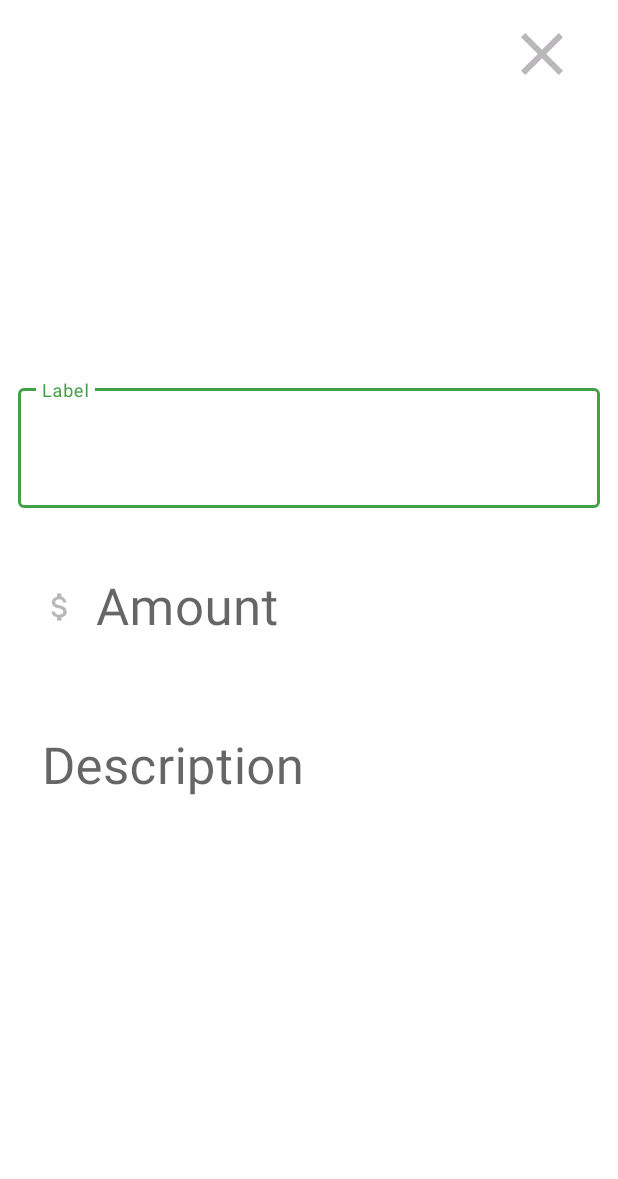
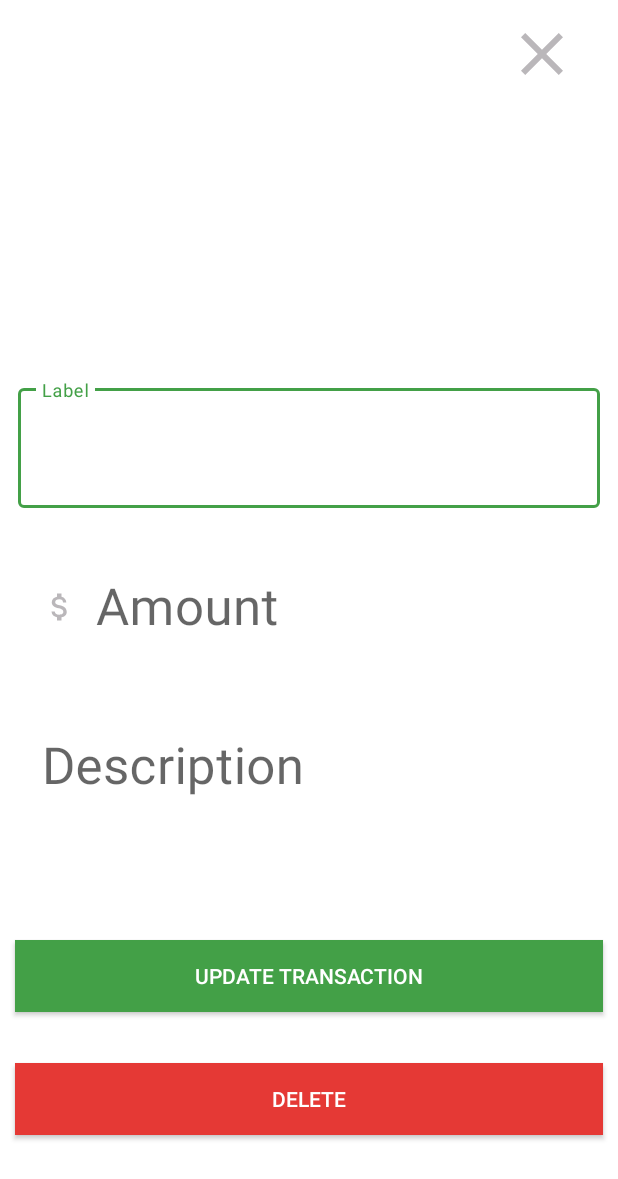
Before and after one commit to SuneelKM/Android_ExpenseTracker, an Android app: the DetailedActivity screen opened directly, with no data from a screen before it, on a phone screen of 412 x 824 dp. Shown: the top 1179 px of the screen. Run offline under Robolectric (Android 15) with nearby library versions, the phone set to English and light mode, and no system bars; our stand-ins replace Room's generated code; 4 statements that could not run were skipped.

Commit message:
Modified Update and Delete buttons

```diff
--- a/app/src/main/java/com/example/expensetracker/AddTransactionActivity.kt
+++ b/app/src/main/java/com/example/expensetracker/AddTransactionActivity.kt
@@ -1,12 +1,11 @@
 package com.example.expensetracker
+
 import android.content.Intent
 import androidx.appcompat.app.AppCompatActivity
 import android.os.Bundle
 import androidx.core.widget.addTextChangedListener
-import androidx.room.Room
 import kotlinx.android.synthetic.main.activity_add_transaction.*
-import kotlinx.coroutines.GlobalScope
-import kotlinx.coroutines.launch
+
 
 class AddTransactionActivity : AppCompatActivity() {
 
--- a/app/src/main/java/com/example/expensetracker/DetailedActivity.kt
+++ b/app/src/main/java/com/example/expensetracker/DetailedActivity.kt
@@ -2,14 +2,13 @@ package com.example.expensetracker
 
 
 import android.content.Context
+import android.content.DialogInterface
 import android.content.Intent
 import androidx.appcompat.app.AppCompatActivity
 import android.os.Bundle
-import android.view.View
 import android.view.inputmethod.InputMethodManager
+import androidx.appcompat.app.AlertDialog
 import androidx.core.widget.addTextChangedListener
-import androidx.room.Room
-import kotlinx.android.synthetic.main.activity_add_transaction.*
 import kotlinx.android.synthetic.main.activity_add_transaction.amountInput
 import kotlinx.android.synthetic.main.activity_add_transaction.amountLayout
 import kotlinx.android.synthetic.main.activity_add_transaction.closeBtn
@@ -17,11 +16,9 @@ import kotlinx.android.synthetic.main.activity_add_transaction.descriptionInput
 import kotlinx.android.synthetic.main.activity_add_transaction.labelInput
 import kotlinx.android.synthetic.main.activity_add_transaction.labelLayout
 import kotlinx.android.synthetic.main.activity_detailed.*
-import kotlinx.coroutines.GlobalScope
-import kotlinx.coroutines.launch
 
 class DetailedActivity : AppCompatActivity() {
-    private lateinit var transaction : Transaction
+    private lateinit var transaction: Transaction
     lateinit var vm: TransactionViewModel
 
     override fun onCreate(savedInstanceState: Bundle?) {
@@ -44,19 +41,13 @@ class DetailedActivity : AppCompatActivity() {
         }
 
         labelInput.addTextChangedListener {
-            updateBtn.visibility = View.VISIBLE
-            if(it!!.isNotEmpty())
+            if (it!!.isNotEmpty())
                 labelLayout.error = null
         }
 
         amountInput.addTextChangedListener {
-            updateBtn.visibility = View.VISIBLE
-            if(it!!.isNotEmpty())
+            if (it!!.isNotEmpty())
                 amountLayout.error = null
-        }
-
-        descriptionInput.addTextChangedListener {
-            updateBtn.visibility = View.VISIBLE
         }
 
         updateBtn.setOnClickListener {
@@ -64,15 +55,32 @@ class DetailedActivity : AppCompatActivity() {
             val description = descriptionInput.text.toString()
             val amount = amountInput.text.toString().toDoubleOrNull()
 
-            if(label.isEmpty())
+            if (label.isEmpty())
                 labelLayout.error = "Please enter a valid label"
-
-            else if(amount == null)
+            else if (amount == null)
                 amountLayout.error = "Please enter a valid amount"
             else {
-                val transaction  = Transaction(transaction.id, label, amount, description)
-                update(transaction)
+                val transaction = Transaction(transaction.id, label, amount, description)
+                vm.updateTransactions(transaction)
+                startActivity(Intent(this, MainActivity::class.java))
             }
+        }
+
+        deleteBtn.setOnClickListener {
+            val builder = AlertDialog.Builder(this)
+            builder.setTitle("Confirm Delete")
+            builder.setMessage("Are you sure you want to delete this item?")
+            builder.setPositiveButton("Yes", DialogInterface.OnClickListener { dialog, i ->
+                vm.deleteTransactions(transaction)
+                dialog.cancel()
+                startActivity(Intent(this, MainActivity::class.java))
+            })
+            builder.setNegativeButton("No", DialogInterface.OnClickListener { dialog, i ->
+                dialog.cancel()
+            })
+
+            builder.create().show()
+
         }
 
         closeBtn.setOnClickListener {
@@ -80,10 +88,4 @@ class DetailedActivity : AppCompatActivity() {
         }
     }
 
-    private fun update(transaction: Transaction) {
-        vm.updateTransactions(transaction)
-        val intentMain = Intent(this, MainActivity::class.java)
-        startActivity(intentMain)
-    }
-
 }
--- a/app/src/main/java/com/example/expensetracker/TransactionViewModel.kt
+++ b/app/src/main/java/com/example/expensetracker/TransactionViewModel.kt
@@ -4,7 +4,6 @@ import android.app.Application
 import androidx.lifecycle.AndroidViewModel
 import androidx.lifecycle.LiveData
 import androidx.lifecycle.viewModelScope
-import kotlinx.android.synthetic.main.activity_main.*
 import kotlinx.coroutines.launch
 
 class TransactionViewModel(app: Application):AndroidViewModel(app){
--- a/app/src/main/res/layout/activity_detailed.xml
+++ b/app/src/main/res/layout/activity_detailed.xml
@@ -95,18 +95,39 @@
 
     </LinearLayout>
 
-    <Button
+    <androidx.appcompat.widget.AppCompatButton
         android:id="@+id/updateBtn"
-        android:visibility="gone"
         android:layout_width="match_parent"
         android:layout_height="wrap_content"
+        android:layout_margin="10dp"
         android:background="@color/green"
         android:padding="10dp"
         android:text="Update transaction"
-        android:layout_margin="10dp"
         android:textColor="@android:color/white"
         app:layout_constraintBottom_toBottomOf="parent"
         app:layout_constraintEnd_toEndOf="parent"
+        app:layout_constraintHorizontal_bias="0.526"
         app:layout_constraintStart_toStartOf="parent"
-        app:layout_constraintTop_toBottomOf="@+id/linearLayout" />
+        app:layout_constraintTop_toBottomOf="@+id/linearLayout"
+        app:layout_constraintVertical_bias="0.246" />
+
+    <androidx.appcompat.widget.AppCompatButton
+        android:id="@+id/deleteBtn"
+        android:layout_width="match_parent"
+        android:layout_height="wrap_content"
+        android:layout_margin="10dp"
+        android:background="@color/red"
+        android:padding="10dp"
+        android:text="Delete"
+        android:textColor="@android:color/white"
+        app:layout_constraintBottom_toBottomOf="parent"
+        app:layout_constraintEnd_toEndOf="parent"
+        app:layout_constraintHorizontal_bias="0.473"
+        app:layout_constraintStart_toStartOf="parent"
+        app:layout_constraintTop_toBottomOf="@+id/linearLayout"
+        app:layout_constraintVertical_bias="0.689" />
+
+
 </androidx.constraintlayout.widget.ConstraintLayout>
+
+<!--    android:visibility="gone"-->
--- a/app/src/main/res/values/strings.xml
+++ b/app/src/main/res/values/strings.xml
@@ -1,3 +1,3 @@
 <resources>
-    <string name="app_name">Expense Tracker</string>
+    <string name="app_name">ExpenseTracker</string>
 </resources>
```
